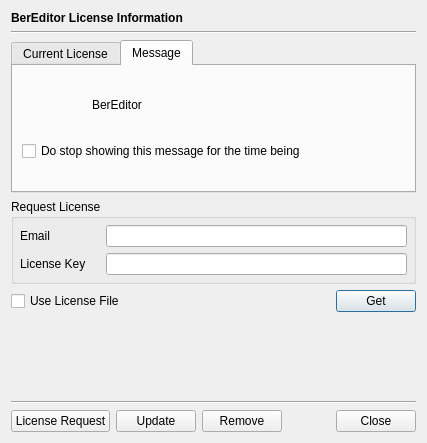
Old version of the form BerEditor/lcn_info_dlg.ui in the repository jykim74/BerEditor.
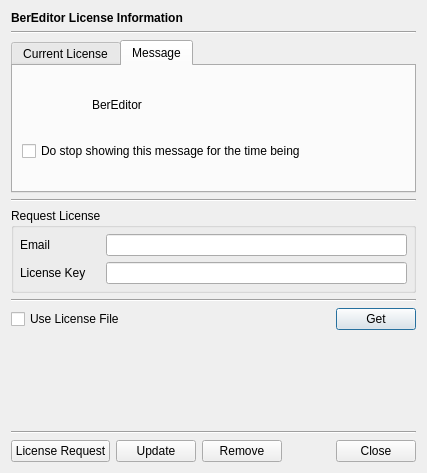
New version of the form. Icons and pictures are not drawn.

What changed in the file:
```diff
--- a/BerEditor/lcn_info_dlg.ui
+++ b/BerEditor/lcn_info_dlg.ui
@@ -7,7 +7,7 @@
     <x>0</x>
     <y>0</y>
     <width>427</width>
-    <height>443</height>
+    <height>473</height>
    </rect>
   </property>
   <property name="windowTitle">
@@ -275,6 +275,13 @@
      </widget>
     </widget>
    </item>
+   <item>
+    <widget class="Line" name="line_3">
+     <property name="orientation">
+      <enum>Qt::Horizontal</enum>
+     </property>
+    </widget>
+   </item>
    <item>
     <widget class="QGroupBox" name="mReqGroup">
      <property name="title">
@@ -325,6 +332,13 @@
      </layout>
     </widget>
    </item>
+   <item>
+    <widget class="Line" name="line_4">
+     <property name="orientation">
+      <enum>Qt::Horizontal</enum>
+     </property>
+    </widget>
+   </item>
    <item>
     <layout class="QGridLayout" name="gridLayout_3">
      <property name="topMargin">
```
